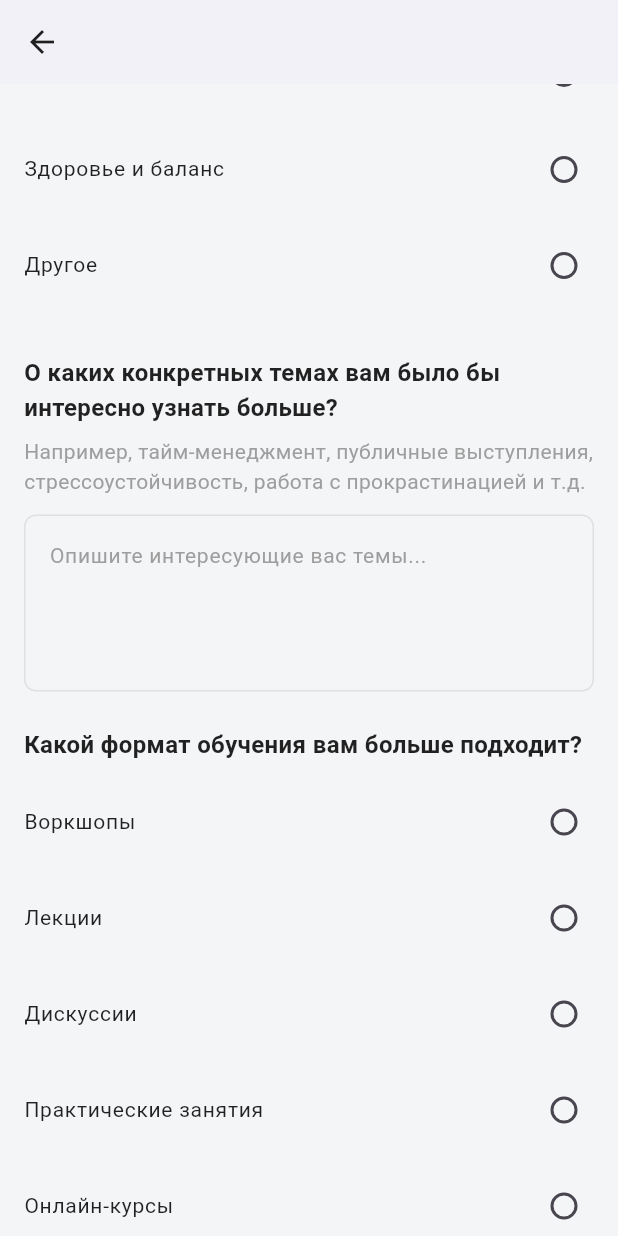
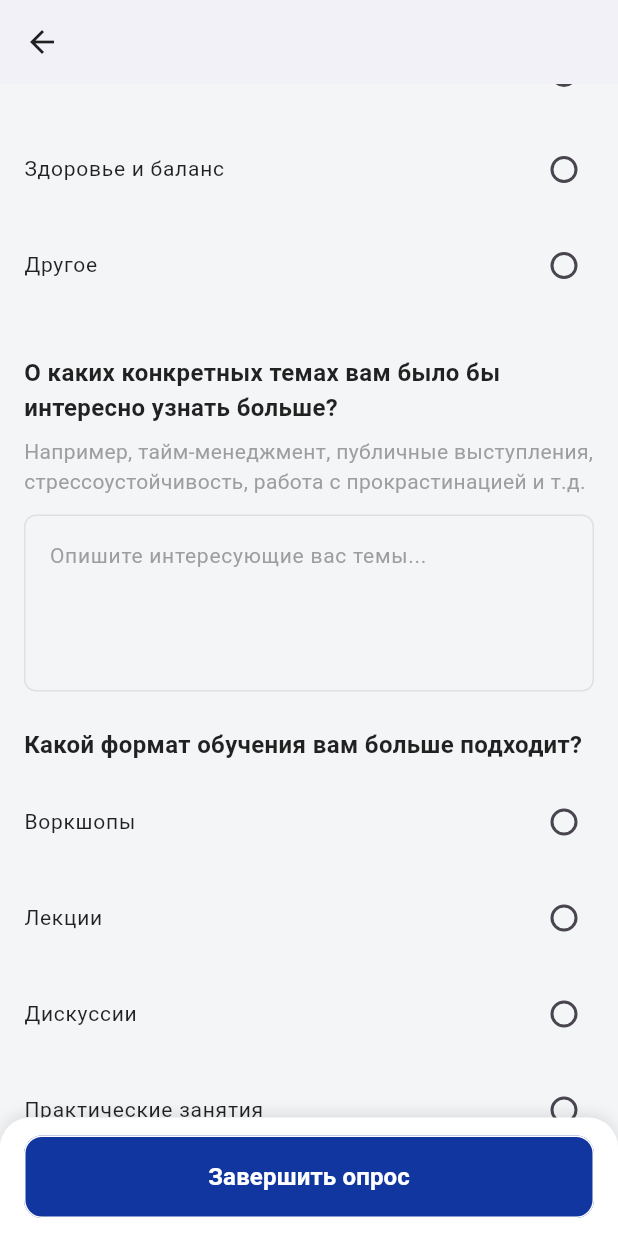
Before and after one commit to yanmoroz/hr_tcc_sandbox, a Flutter app: the SurveyDetailPage screen opened directly with empty values, scrolled down 576 dp, on a phone screen of 412 x 824 dp. Run offline on Flutter 3.47's test engine with Material 3 defaults, Android fonts, the phone set to English and light mode, and no system bars; our stand-ins replace equatable, flutter_bloc, flutter_svg, get_it, go_router, local_auth and 2 more; accounts and stored records are empty.

Commit message:
feat: implement AppBottomMenu with consistent button styling
- Create AppBottomMenu widget that matches AppBottomNavigationBar appearance
- Enhance AppButton to support leading/trailing icons for better UX
- Update SurveyDetailPage to use AppBottomMenu with submit button
- Update ResaleDetailPage to use AppBottomMenu with dynamic booking button
- Add bottom padding to scrollable content to prevent overlap with bottom menu

```diff
--- a/lib/features/auth/presentation/widgets/app_button.dart
+++ b/lib/features/auth/presentation/widgets/app_button.dart
@@ -12,6 +12,8 @@ class AppButton extends StatelessWidget {
   final Color? borderColor;
   final EdgeInsetsGeometry? padding;
   final double borderRadius;
+  final Widget? leading;
+  final Widget? trailing;
 
   const AppButton({
     super.key,
@@ -25,6 +27,8 @@ class AppButton extends StatelessWidget {
     this.borderColor,
     this.padding,
     this.borderRadius = 12,
+    this.leading,
+    this.trailing,
   });
 
   @override
@@ -59,14 +63,29 @@ class AppButton extends StatelessWidget {
                   valueColor: AlwaysStoppedAnimation<Color>(resolvedTextColor),
                 ),
               )
-            : Text(
-                text,
-                style: const TextStyle(
-                  fontSize: 16,
-                  fontWeight: FontWeight.w600,
-                ),
-              ),
+            : _buildButtonContent(),
       ),
     );
   }
+
+  Widget _buildButtonContent() {
+    if (leading != null || trailing != null) {
+      return Row(
+        mainAxisAlignment: MainAxisAlignment.center,
+        children: [
+          if (leading != null) ...[leading!, const SizedBox(width: 8)],
+          Text(
+            text,
+            style: const TextStyle(fontSize: 16, fontWeight: FontWeight.w600),
+          ),
+          if (trailing != null) ...[const SizedBox(width: 8), trailing!],
+        ],
+      );
+    } else {
+      return Text(
+        text,
+        style: const TextStyle(fontSize: 16, fontWeight: FontWeight.w600),
+      );
+    }
+  }
 }
--- a/lib/features/surveys/presentation/pages/survey_detail_page.dart
+++ b/lib/features/surveys/presentation/pages/survey_detail_page.dart
@@ -9,6 +9,7 @@ import '../widgets/survey_question_widget.dart';
 import '../../../auth/presentation/widgets/app_button.dart';
 
 import '../../../../shared/widgets/app_top_bar.dart';
+import '../../../../shared/widgets/app_bottom_menu.dart';
 
 class SurveyDetailPage extends StatefulWidget {
   final String surveyId;
@@ -33,6 +34,21 @@ class _SurveyDetailPageState extends State<SurveyDetailPage> {
     return Scaffold(
       appBar: const AppTopBar(),
       backgroundColor: const Color(0xFFF4F5F7),
+      bottomNavigationBar: BlocBuilder<SurveyDetailBloc, SurveyDetailState>(
+        builder: (context, state) {
+          return AppBottomMenu(
+            padding: const EdgeInsets.symmetric(horizontal: 16, vertical: 12),
+            child: AppButton(
+              text: state.isSubmitting ? 'Отправка...' : 'Завершить опрос',
+              backgroundColor: const Color(0xFF12369F),
+              textColor: Colors.white,
+              borderRadius: 12,
+              onPressed: state.isSubmitting ? null : () => _submitSurvey(state),
+              padding: const EdgeInsets.symmetric(vertical: 16),
+            ),
+          );
+        },
+      ),
       body: BlocConsumer<SurveyDetailBloc, SurveyDetailState>(
         listener: (context, state) {
           if (state.isSubmitted) {
@@ -65,7 +81,12 @@ class _SurveyDetailPageState extends State<SurveyDetailPage> {
           final survey = state.surveyDetail!;
 
           return SingleChildScrollView(
-            padding: const EdgeInsets.symmetric(horizontal: 16),
+            padding: const EdgeInsets.only(
+              left: 16,
+              right: 16,
+              bottom:
+                  100, // Add bottom padding to avoid content being hidden behind the bottom menu
+            ),
             child: Column(
               children: [
                 // Status and timestamp row
@@ -182,20 +203,6 @@ class _SurveyDetailPageState extends State<SurveyDetailPage> {
                       );
                     }),
                     const SizedBox(height: 24),
-                    // Submit button
-                    AppButton(
-                      text: state.isSubmitting
-                          ? 'Отправка...'
-                          : 'Завершить опрос',
-                      backgroundColor: const Color(0xFF12369F),
-                      textColor: Colors.white,
-                      borderRadius: 12,
-                      onPressed: state.isSubmitting
-                          ? null
-                          : () => _submitSurvey(state),
-                      padding: const EdgeInsets.symmetric(vertical: 16),
-                    ),
-                    const SizedBox(height: 32),
                   ],
                 ),
               ],
--- /dev/null
+++ b/lib/shared/widgets/app_bottom_menu.dart
@@ -0,0 +1,36 @@
+import 'package:flutter/material.dart';
+
+class AppBottomMenu extends StatelessWidget {
+  final Widget child;
+  final EdgeInsetsGeometry? padding;
+
+  const AppBottomMenu({super.key, required this.child, this.padding});
+
+  @override
+  Widget build(BuildContext context) {
+    return Container(
+      decoration: const BoxDecoration(
+        color: Colors.white,
+        borderRadius: BorderRadius.only(
+          topLeft: Radius.circular(20),
+          topRight: Radius.circular(20),
+        ),
+        boxShadow: [
+          BoxShadow(
+            color: Color(0x1A000000),
+            blurRadius: 8,
+            offset: Offset(0, -2),
+          ),
+        ],
+      ),
+      child: SafeArea(
+        child: Padding(
+          padding:
+              padding ??
+              const EdgeInsets.symmetric(horizontal: 16, vertical: 8),
+          child: child,
+        ),
+      ),
+    );
+  }
+}
```
Also changed, not shown: lib/features/resale/presentation/pages/resale_detail_page.dart (+52 -28 lines).
